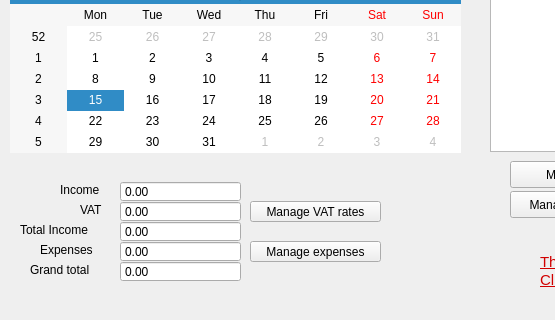
Old version of the form dialogs/main/MainWindow.ui in the repository supermaximo93/Computing_Project; both pictures show x 0 to 555 and y 95 to 415 of the 896 by 415 pixel window.
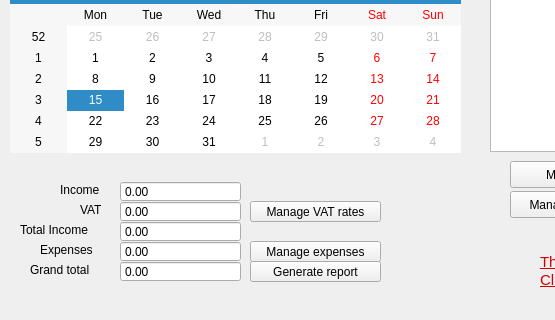
New version of the form.

Commit message: Added a 'Generate Report' button to MainWindow

Patch:
```diff
--- a/dialogs/main/MainWindow.ui
+++ b/dialogs/main/MainWindow.ui
@@ -352,6 +352,19 @@
      <string>Manage VAT rates</string>
     </property>
    </widget>
+   <widget class="QPushButton" name="pushButton_generateReport">
+    <property name="geometry">
+     <rect>
+      <x>250</x>
+      <y>320</y>
+      <width>131</width>
+      <height>21</height>
+     </rect>
+    </property>
+    <property name="text">
+     <string>Generate report</string>
+    </property>
+   </widget>
   </widget>
   <widget class="QMenuBar" name="menuBar">
    <property name="geometry">
```
The commit also changes 2 other files.
